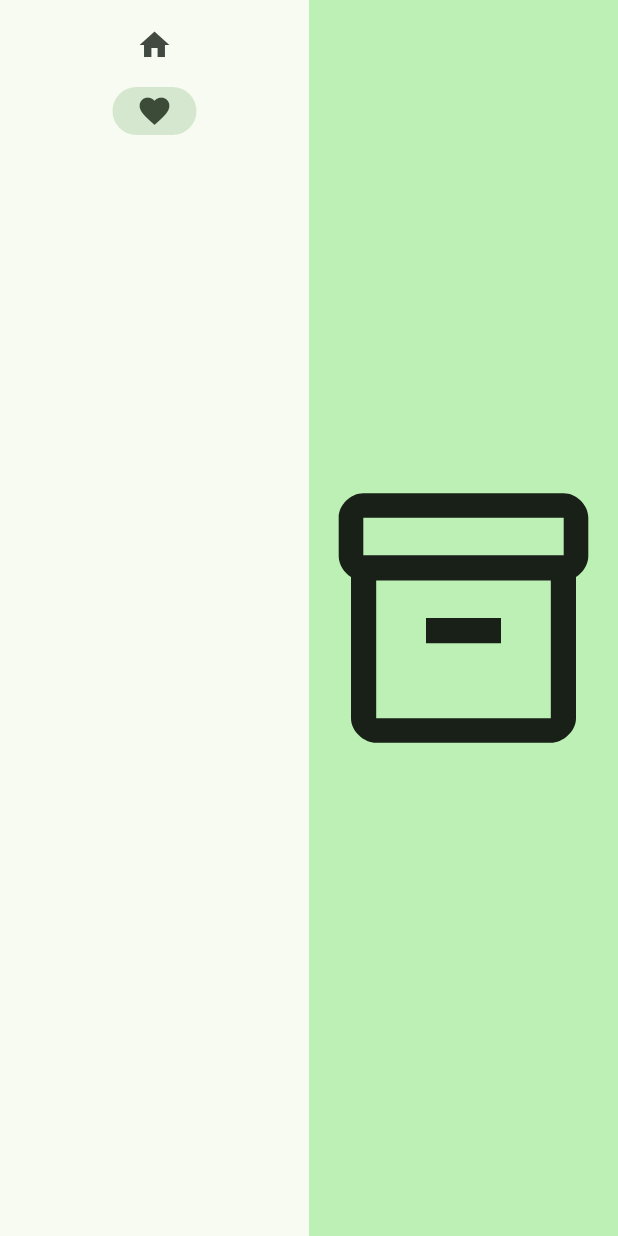
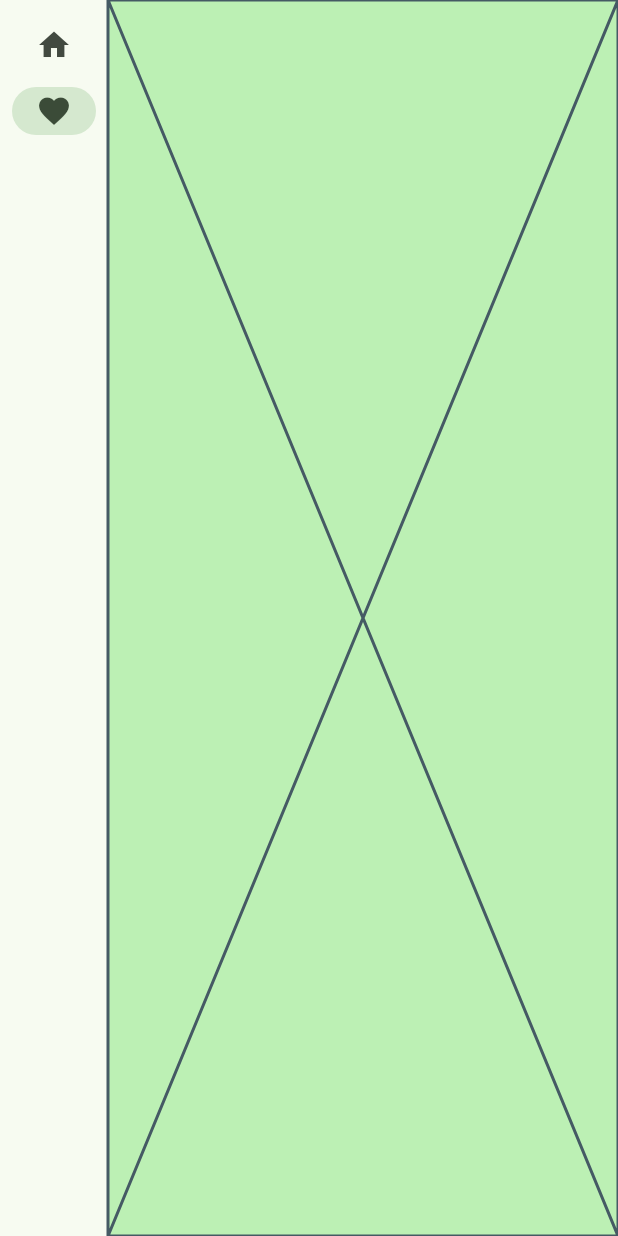
Before and after one commit to AmnesiacSloth/Dimes, a Flutter app: the screen it shows after launch, after a tap on "Favorites", on a phone screen of 412 x 824 dp. Run offline on Flutter 3.47's test engine with Material 3 defaults, Android fonts, the phone set to English and light mode, and no system bars.

Commit message:
migrating to volleyball based application

```diff
--- a/lib/main.dart
+++ b/lib/main.dart
@@ -1,4 +1,4 @@
-import 'package:english_words/english_words.dart';
+
 import 'package:flutter/material.dart';
 import 'package:provider/provider.dart';
 
@@ -26,33 +26,31 @@ class MyApp extends StatelessWidget {
 }
 
 class MyAppState extends ChangeNotifier {
-  var current = WordPair.random();
+  var passAttempts = <int>[]; // array to track a single players passing stats
 
-  void getNext() {
-    current = WordPair.random();
+  void newAttempt(rating) {
+    passAttempts.add(rating);
     notifyListeners();
   }
 
-  var favorites = <WordPair>[];
+  // TODO: add argument to select each player
+  double passRating() {
+    if (passAttempts.isEmpty) {
+      return -1;
+    }
+    return (passAttempts.reduce((a,b) => a+b).toDouble())/passAttempts.length;
+  }
 
-  void toggleFavorite() {
-    if (favorites.contains(current)) {
-      favorites.remove(current);
+  // TODO: add argument to select each player
+  void undoLastAttempt() {
+    if (passAttempts.isEmpty) {
+      return;
     } else {
-      favorites.add(current);
+      passAttempts.removeLast();
     }
     notifyListeners();
   }
 
-  void removeFav(WordPair fav) {
-    if (favorites.contains(fav)) {
-      favorites.remove(fav);
-      notifyListeners();
-    }
-    else {
-      return;
-    }
-  }
 }
 
 class MyHomePage extends StatefulWidget {
@@ -63,7 +61,6 @@ class MyHomePage extends StatefulWidget {
 class _MyHomePageState extends State<MyHomePage> {
 
   var selectedIndex = 0;
-
   @override
   Widget build(BuildContext context) {
 
@@ -73,21 +70,23 @@ class _MyHomePageState extends State<MyHomePage> {
         page = GeneratorPage();
         break;
       case 1:
-        page = FavoritesPage();
+        page = Placeholder();
         break;
       default:
         throw UnimplementedError("No widget for $selectedIndex");
     }
-
+    var deviceOrientation = MediaQuery.of(context).orientation;
     return LayoutBuilder(
       builder: (context,constraints) {
+        bool isExtended = deviceOrientation == Orientation.landscape;
         return Scaffold(
           body: Row(
             children: [
-              Expanded(
+              SizedBox(
+                width: isExtended ? 150 : 72, // Extended in landscape, collapsed in portrait
                 child: SafeArea( // ensures its children are not obscured by status bar or hardware notch
                   child: NavigationRail(
-                    extended: constraints.maxWidth >=600, // shows labels next to the icons
+                    extended: isExtended, // shows labels next to the icons
                     destinations: [
                       NavigationRailDestination(
                         icon: Icon(Icons.home),
@@ -120,107 +119,62 @@ class _MyHomePageState extends State<MyHomePage> {
     );
   }
 }
-class FavoritesPage extends StatelessWidget{
+
+class GeneratorPage extends StatelessWidget {
+
   @override
   Widget build(BuildContext context) {
     var appState = context.watch<MyAppState>();
-
-     if (appState.favorites.isEmpty) {
-      return Center(
-        child: Icon(
-          Icons.inventory_2_outlined,
-          size: 200),
-
-      );
-     }
-     return Center(
-      child: ListView(
-        padding: const EdgeInsets.all(8), // idk
-        children: [
-          Padding(
-            padding: const EdgeInsets.all(20),
-            child: Text('You have ${appState.favorites.length} favorites'),
-            ),
-
-          for (var fav in appState.favorites)
-            ListTile(
-              leading: Icon(Icons.favorite),
-              title: Text(fav.asString),
-              onLongPress: () {
-                appState.removeFav(fav);
-              }
-            ),
-        ],
-      )
-     );
-  }
-}
-class GeneratorPage extends StatelessWidget {
-  @override
-  Widget build(BuildContext context) {
-    var appState = context.watch<MyAppState>();
-    var pair = appState.current;
-
-    IconData icon;
-    if (appState.favorites.contains(pair)) {
-      icon = Icons.favorite;
-    } else {
-      icon = Icons.favorite_border;
-    }
 
     return Center(
       child: Column(
         mainAxisAlignment: MainAxisAlignment.center,
         children: [
-          BigCard(pair: pair),
-          SizedBox(height: 10),
-          Row(
-            mainAxisSize: MainAxisSize.min,
-            children: [
-              ElevatedButton.icon(
-                onPressed: () {
-                  appState.toggleFavorite();
-                },
-                icon: Icon(icon),
-                label: Text('Like'),
-              ),
-              SizedBox(width: 10),
-              ElevatedButton(
-                onPressed: () {
-                  appState.getNext();
-                },
-                child: Text('Next'),
-              ),
-            ],
+          Expanded(
+            child: GridView.count(
+              crossAxisCount: 2,
+              children: List.generate(5,(rating) {
+                return Center(
+                  child: passRating(rate: rating),
+                );
+              }),
+            ),
           ),
         ],
-      ),
+      )
     );
   }
 }
 
-class BigCard extends StatelessWidget {
-  const BigCard({
+
+class passRating extends StatelessWidget {
+  const passRating({
     super.key,
-    required this.pair,
+    required this.rate,
   });
 
-  final WordPair pair;
+  final int rate;
 
   @override
   Widget build(BuildContext context) {
+
+    var appState = context.watch<MyAppState>();
+    // TODO: implement build
     final theme = Theme.of(context);
-    final style = theme.textTheme.displayMedium!.copyWith(
-      color: theme.colorScheme.onPrimary,
-    );
+    final style = theme.textTheme.displayLarge!.copyWith(color: theme.colorScheme.secondary);
+
     return Card(
       color: theme.colorScheme.primary,
-      elevation: 20.0,
+      elevation: 10,
       child: Padding(
-        padding: const EdgeInsets.all(20.0),
-        child: Text(pair.asLowerCase,
-            style: style, semanticsLabel: "${pair.first} ${pair.second}"),
-      ),
+        padding: const EdgeInsets.all(8.0),
+        child: ElevatedButton(onPressed: () {
+          appState.newAttempt(rate);
+        },
+        child: Text("$rate",style: style,),
+        ),
+        ),
     );
   }
+
 }
```
Also changed, not shown: 1 other file.
